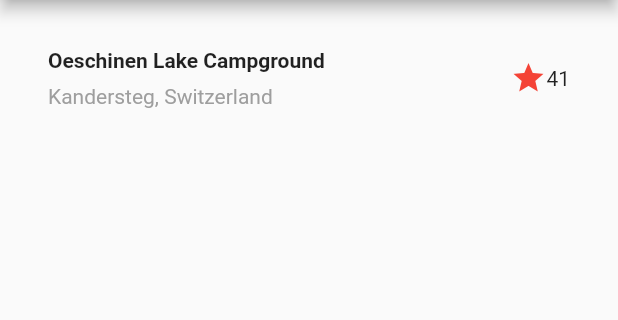
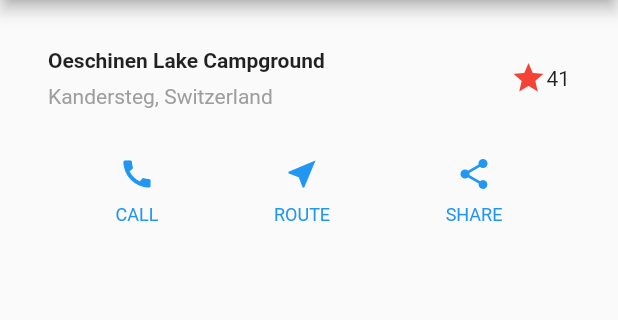
Before and after one commit to VasilyeuUV/FA_Learning, a Flutter app: the screen it shows after launch, on a phone screen of 412 x 824 dp, the part 84-404 px from its top. Run offline on Flutter 3.47's test engine with Material 2 defaults, Android fonts, the light colour scheme and no system bars.

Commit message:
Layout: Строка с кнопками

```diff
--- a/lib/main.dart
+++ b/lib/main.dart
@@ -50,6 +50,19 @@
 
   @override
   Widget build(BuildContext context) {
+    /// Цвет
+    Color color = Theme.of(context).primaryColor;
+
+    /// Строка с кнопками
+    Widget buttonSection = Row(
+      mainAxisAlignment: MainAxisAlignment.spaceEvenly,
+      children: [
+        _buildButtonColumn(color, Icons.call, 'CALL'),
+        _buildButtonColumn(color, Icons.near_me, 'ROUTE'),
+        _buildButtonColumn(color, Icons.share, 'SHARE'),
+      ],
+    );
+
     return MaterialApp(
       title: 'Flutter layout demo',
       home: Scaffold(
@@ -59,9 +72,42 @@
         body: Column(
           children: [
             titleSection,
+            buttonSection,
           ],
         ),
       ),
     );
   }
+
+  /// Метод, определяющий макет кнопки с иконкой и текстом
+  /// label - текст
+  /// icon - иконка
+  /// color - цвет содержимого
+  Column _buildButtonColumn(Color color, IconData icon, String label) {
+    return Column(
+      mainAxisSize: MainAxisSize.min,
+
+      // равномерно распределить свободное пространство до, между и после каждого столбца
+      mainAxisAlignment: MainAxisAlignment.center,
+      children: [
+        // Иконка
+        Icon(icon, color: color),
+
+        // Контейнер для текста
+        Container(
+          margin: const EdgeInsets.only(top: 8),
+
+          // Сам текст
+          child: Text(
+            label,
+            style: TextStyle(
+              fontSize: 12,
+              fontWeight: FontWeight.w400,
+              color: color,
+            ),
+          ),
+        ),
+      ],
+    );
+  }
 }
```
